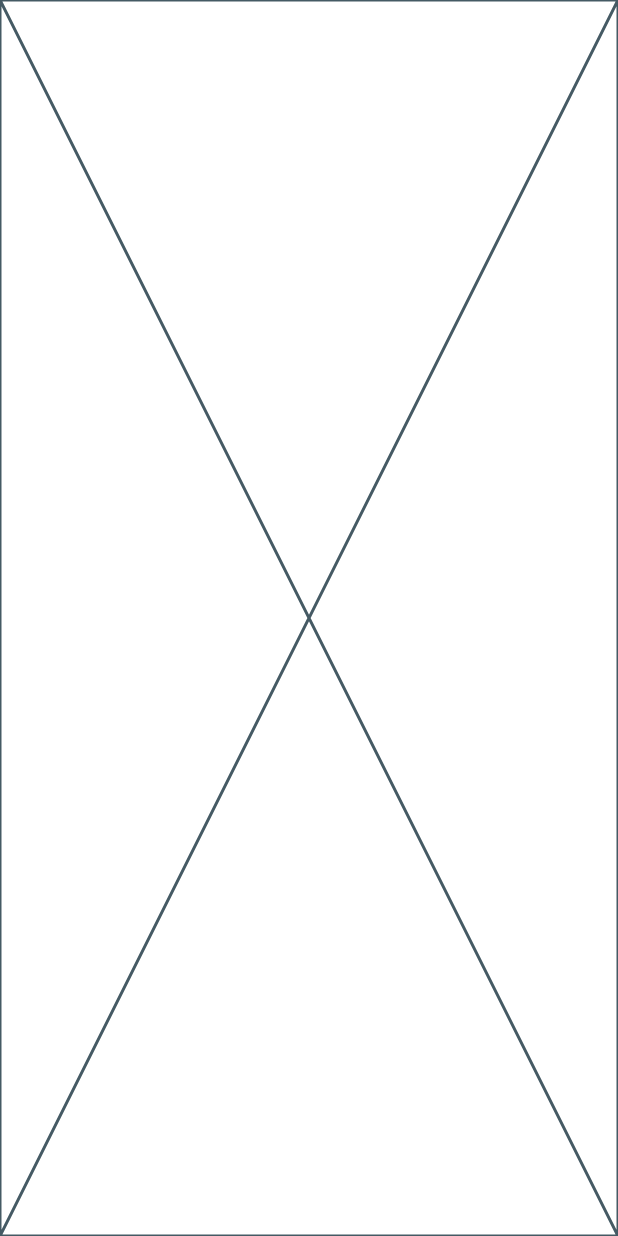
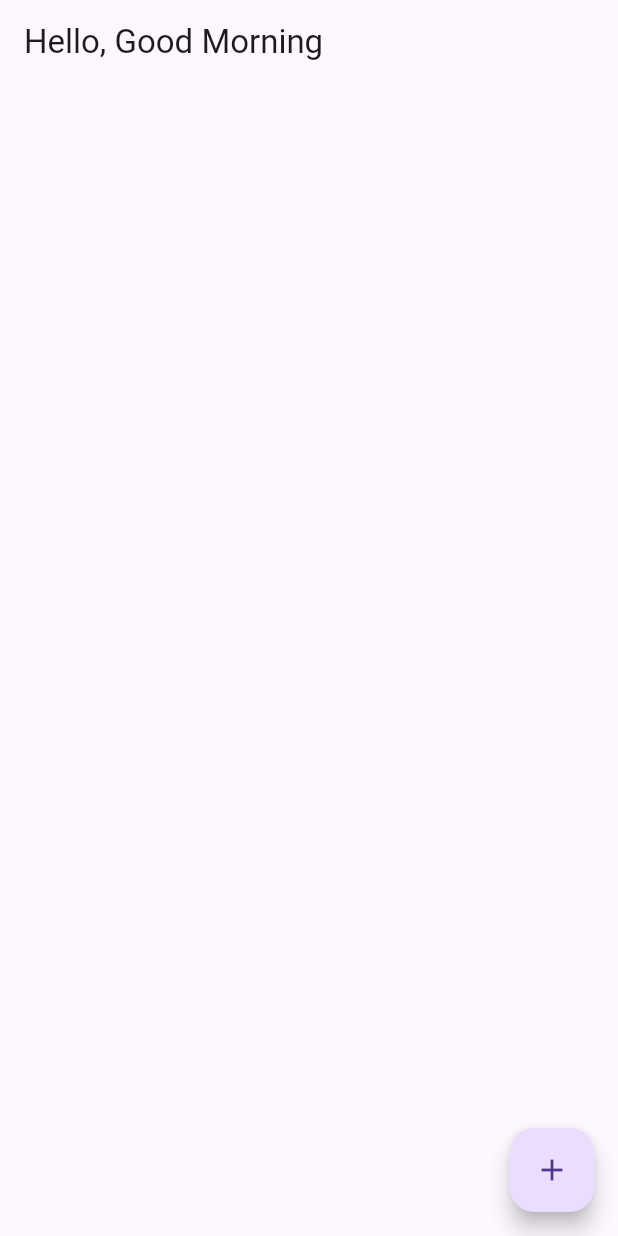
Before and after one commit to monirhelalee/expense_bro, a Flutter app: the screen it shows after launch, on a phone screen of 412 x 824 dp. Run offline on Flutter 3.47's test engine with Material 3 defaults, Android fonts, the phone set to English and light mode, and no system bars; our stand-ins replace bloc, equatable, flutter_bloc, rxdart, shared_preferences.

Commit message:
add bottom sheet in home page

```diff
--- a/lib/blocs/expense_form/expense_form_bloc.dart
+++ b/lib/blocs/expense_form/expense_form_bloc.dart
@@ -17,6 +17,7 @@ class ExpenseFormBloc extends Bloc<ExpenseFormEvent, ExpenseFormState> {
     on<ExpenseAmountChanged>(_onAmountChanged);
     on<ExpenseDateChanged>(_onDateChanged);
     on<ExpenseCategoryChanged>(_onCategoryChanged);
+    on<ExpenseSubmitted>(_onSubmitted);
   }
 
   final ExpenseRepository _repository;
--- a/lib/pages/home_page.dart
+++ b/lib/pages/home_page.dart
@@ -1,3 +1,4 @@
+import 'package:expense_bro/extensions/appx.dart';
 import 'package:flutter/material.dart';
 
 class HomePage extends StatelessWidget {
@@ -5,6 +6,30 @@ class HomePage extends StatelessWidget {
 
   @override
   Widget build(BuildContext context) {
-    return const Placeholder();
+    return Scaffold(
+      appBar: AppBar(
+        title: const Text('Hello, Good Morning'),
+      ),
+      body: SingleChildScrollView(
+        child: Column(
+          crossAxisAlignment: CrossAxisAlignment.stretch,
+          children: [
+            //TotalExpensesWidget(),
+            SizedBox(
+              height: 14,
+            ),
+            //ExpenseFilterWidget(),
+            SizedBox(
+              height: 14,
+            ),
+            //ExpensesWidget(),
+          ],
+        ),
+      ),
+      floatingActionButton: FloatingActionButton(
+        onPressed: context.showAddExpenseSheet,
+        child: const Icon(Icons.add),
+      ),
+    );
   }
 }
```
Also changed, not shown: lib/extensions/appx.dart (added, +22 -0 lines), lib/widgets/add_expenses_sheet_widget.dart (+13 -13 lines).
